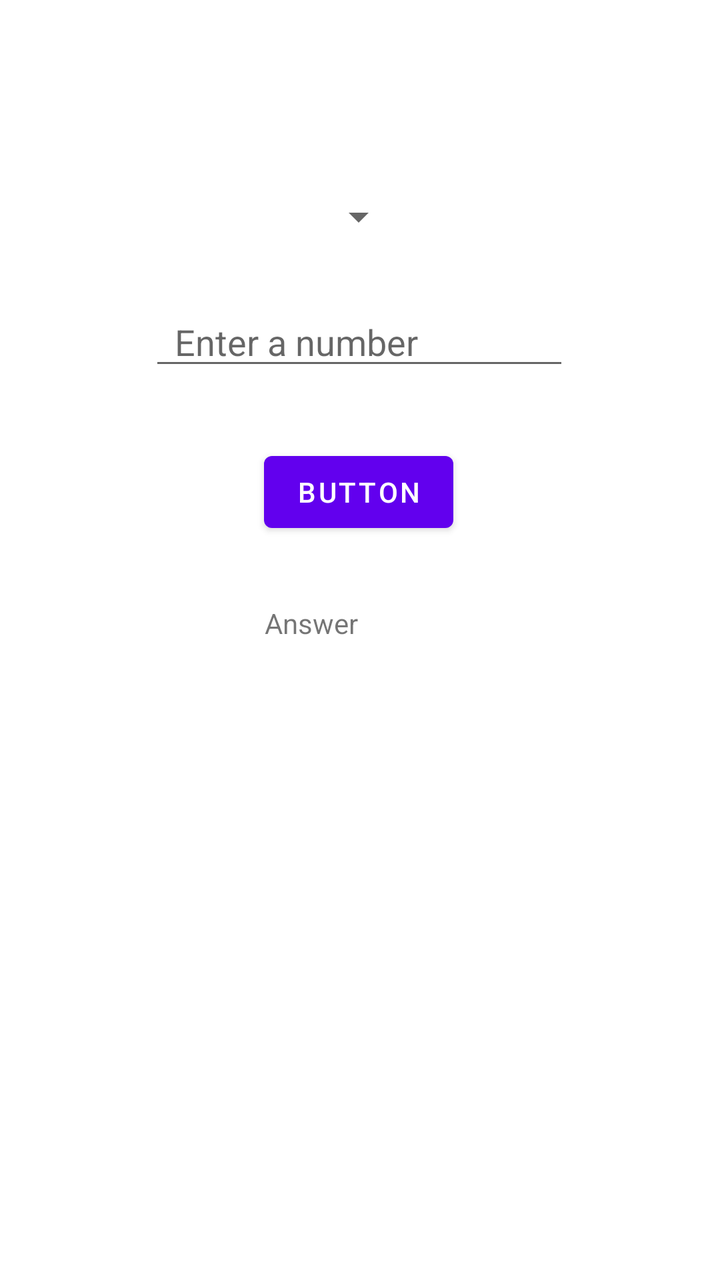
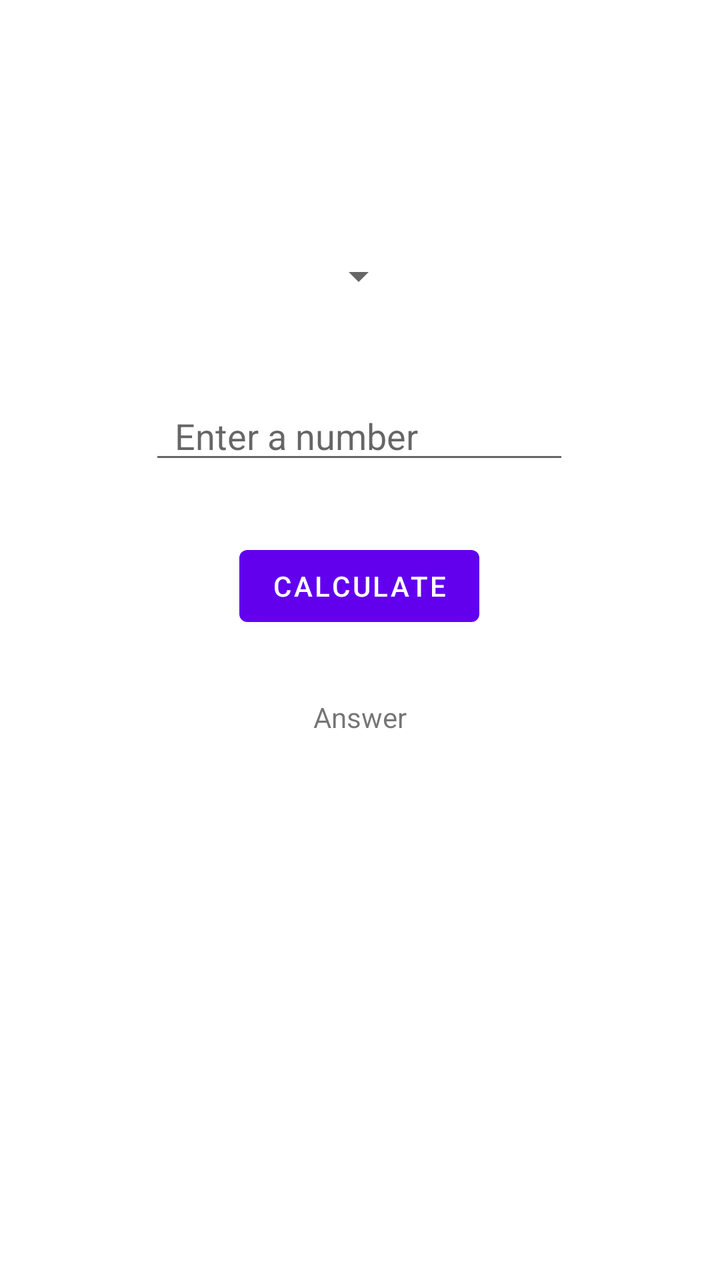

Before-and-after screenshots of an Android layout around one commit, followed by the original layout XML and the change that was made.
<!-- AndroidManifest.xml: application theme Theme.APK1 -->
<!-- res/layout/activity_main.xml -->
<?xml version="1.0" encoding="utf-8"?>
<androidx.constraintlayout.widget.ConstraintLayout xmlns:android="http://schemas.android.com/apk/res/android"
    xmlns:app="http://schemas.android.com/apk/res-auto"
    xmlns:tools="http://schemas.android.com/tools"
    android:layout_width="match_parent"
    android:layout_height="match_parent"
    tools:context=".MainActivity">


    <Spinner
        android:id="@+id/spinner"
        android:layout_width="wrap_content"
        android:layout_height="wrap_content"
        android:layout_marginTop="48dp"
        app:layout_constraintBottom_toTopOf="@+id/editTextNumberDecimal2"
        app:layout_constraintEnd_toEndOf="parent"
        app:layout_constraintHorizontal_bias="0.498"
        app:layout_constraintStart_toStartOf="parent"
        app:layout_constraintTop_toTopOf="parent"
        app:layout_constraintVertical_bias="0.63" />

    <TextView
        android:id="@+id/textView"
        android:layout_width="94dp"
        android:layout_height="66dp"
        android:layout_marginBottom="272dp"
        android:text="Answer"
        app:layout_constraintBottom_toBottomOf="parent"
        app:layout_constraintEnd_toEndOf="parent"
        app:layout_constraintHorizontal_bias="0.498"
        app:layout_constraintStart_toStartOf="parent" />

    <EditText
        android:id="@+id/editTextNumberDecimal2"
        android:layout_width="wrap_content"
        android:layout_height="wrap_content"
        android:layout_marginBottom="32dp"
        android:ems="10"
        android:hint="  Enter a number"
        android:inputType="numberDecimal"
        app:layout_constraintBottom_toTopOf="@+id/button2"
        app:layout_constraintEnd_toEndOf="parent"
        app:layout_constraintHorizontal_bias="0.497"
        app:layout_constraintStart_toStartOf="parent" />

    <Button
        android:id="@+id/button2"
        android:layout_width="wrap_content"
        android:layout_height="wrap_content"
        android:layout_marginBottom="32dp"
        android:text="Button"
        app:layout_constraintBottom_toTopOf="@+id/textView"
        app:layout_constraintEnd_toEndOf="parent"
        app:layout_constraintHorizontal_bias="0.498"
        app:layout_constraintStart_toStartOf="parent" />


</androidx.constraintlayout.widget.ConstraintLayout>
<!-- resources referenced by this layout -->
<resources>
  <style name="Theme.APK1" parent="Theme.MaterialComponents.DayNight.DarkActionBar">
          
          <item name="colorPrimary">@color/purple_500</item>
          <item name="colorPrimaryVariant">@color/purple_700</item>
          <item name="colorOnPrimary">@color/white</item>
          
          <item name="colorSecondary">@color/teal_200</item>
          <item name="colorSecondaryVariant">@color/teal_700</item>
          <item name="colorOnSecondary">@color/black</item>
          
          <item name="android:statusBarColor" tools:targetApi="l">?attr/colorPrimaryVariant</item>
          
      </style>
  <color name="purple_500">#FF6200EE</color>
  <color name="purple_700">#FF3700B3</color>
  <color name="white">#FFFFFFFF</color>
  <color name="teal_200">#FF03DAC5</color>
  <color name="teal_700">#FF018786</color>
  <color name="black">#FF000000</color>
</resources>

<!-- the commit's change to res/layout/activity_main.xml (unified diff, before → after) -->
@@ -21,8 +21,11 @@
 
     <TextView
         android:id="@+id/textView"
-        android:layout_width="94dp"
-        android:layout_height="66dp"
+        android:gravity="center"
+        android:layout_marginStart="24dp"
+        android:layout_marginEnd="24dp"
+        android:layout_width="0dp"
+        android:layout_height="wrap_content"
         android:layout_marginBottom="272dp"
         android:text="Answer"
         app:layout_constraintBottom_toBottomOf="parent"
@@ -48,7 +51,7 @@
         android:layout_width="wrap_content"
         android:layout_height="wrap_content"
         android:layout_marginBottom="32dp"
-        android:text="Button"
+        android:text="@string/action_button"
         app:layout_constraintBottom_toTopOf="@+id/textView"
         app:layout_constraintEnd_toEndOf="parent"
         app:layout_constraintHorizontal_bias="0.498"
<!-- resource entries referenced after the edit -->
@@ -1,5 +1,6 @@
 <!-- resources referenced by this layout -->
 <resources>
+  <string name="action_button">Calculate</string>
   <style name="Theme.APK1" parent="Theme.MaterialComponents.DayNight.DarkActionBar">
           
           <item name="colorPrimary">@color/purple_500</item>
